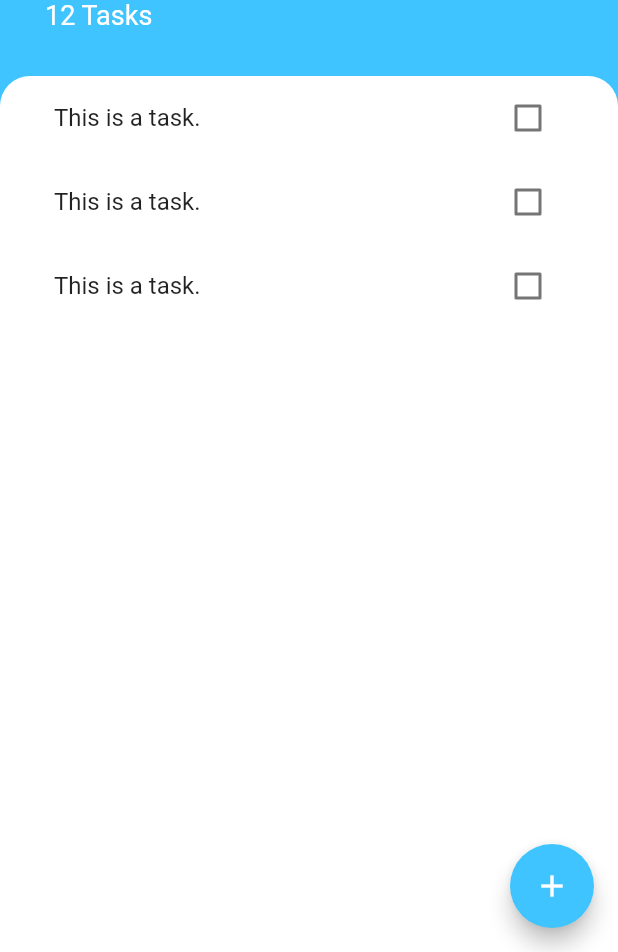
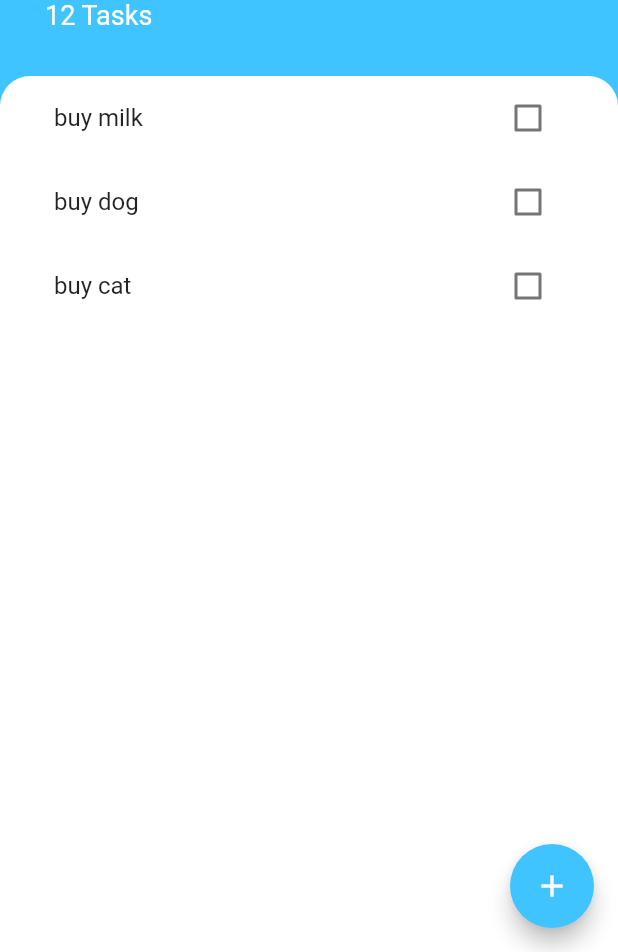
Before and after one commit to ThiagoFTelles/todoey_flutter, a Flutter app: the screen it shows after launch, on a phone screen of 412 x 824 dp, the part 284-1236 px from its top. Run offline on Flutter 3.47's test engine with Material 2 defaults, Android fonts, the phone set to English and light mode, and no system bars.

Commit message:
aula 188

```diff
--- /dev/null
+++ b/lib/models/task.dart
@@ -0,0 +1,10 @@
+class Task {
+  final String name;
+  bool isDone;
+
+  Task({this.isDone = false, this.name});
+
+  void toggleDone() {
+    isDone = !isDone;
+  }
+}
--- a/lib/widgets/task_tile.dart
+++ b/lib/widgets/task_tile.dart
@@ -1,45 +1,25 @@
 import 'package:flutter/material.dart';
 
-class TaskTile extends StatefulWidget {
-  @override
-  _TaskTileState createState() => _TaskTileState();
-}
+class TaskTile extends StatelessWidget {
+  final bool isChecked;
+  final String taskTitle;
+  final checkboxCallback;
 
-class _TaskTileState extends State<TaskTile> {
-  bool isChecked = false;
+  TaskTile({this.isChecked, this.taskTitle, this.checkboxCallback});
 
   @override
   Widget build(BuildContext context) {
     return ListTile(
       title: Text(
-        'This is a task.',
+        taskTitle,
         style: TextStyle(
             decoration: isChecked ? TextDecoration.lineThrough : null),
       ),
-      trailing: TaskCheckbox(
-        checkboxState: isChecked,
-        toggleCheckboxState: (bool checkboxState) {
-          setState(() {
-            isChecked = checkboxState;
-          });
-        },
+      trailing: Checkbox(
+        activeColor: Colors.lightBlueAccent,
+        value: isChecked,
+        onChanged: checkboxCallback,
       ),
     );
   }
 }
-
-class TaskCheckbox extends StatelessWidget {
-  TaskCheckbox({this.checkboxState, this.toggleCheckboxState});
-
-  final bool checkboxState;
-  final Function toggleCheckboxState;
-
-  @override
-  Widget build(BuildContext context) {
-    return Checkbox(
-      activeColor: Colors.lightBlueAccent,
-      value: checkboxState,
-      onChanged: toggleCheckboxState,
-    );
-  }
-}
--- a/lib/widgets/tasks_list.dart
+++ b/lib/widgets/tasks_list.dart
@@ -1,15 +1,35 @@
 import 'package:flutter/material.dart';
-import 'package:todoey_flutter/widgets/task_tile.dart';
+import 'package:todoey_flutter/models/task.dart';
 
-class TasksList extends StatelessWidget {
+import 'task_tile.dart';
+
+class TasksList extends StatefulWidget {
+  @override
+  _TasksListState createState() => _TasksListState();
+}
+
+class _TasksListState extends State<TasksList> {
+  List<Task> tasks = [
+    Task(name: 'buy milk'),
+    Task(name: 'buy dog'),
+    Task(name: 'buy cat'),
+  ];
+
   @override
   Widget build(BuildContext context) {
-    return ListView(
-      children: <Widget>[
-        TaskTile(),
-        TaskTile(),
-        TaskTile(),
-      ],
+    return ListView.builder(
+      itemBuilder: (context, index) {
+        return TaskTile(
+          taskTitle: tasks[index].name,
+          isChecked: tasks[index].isDone,
+          checkboxCallback: (checkboxState) {
+            setState(() {
+              tasks[index].toggleDone();
+            });
+          },
+        );
+      },
+      itemCount: tasks.length,
     );
   }
 }
```
